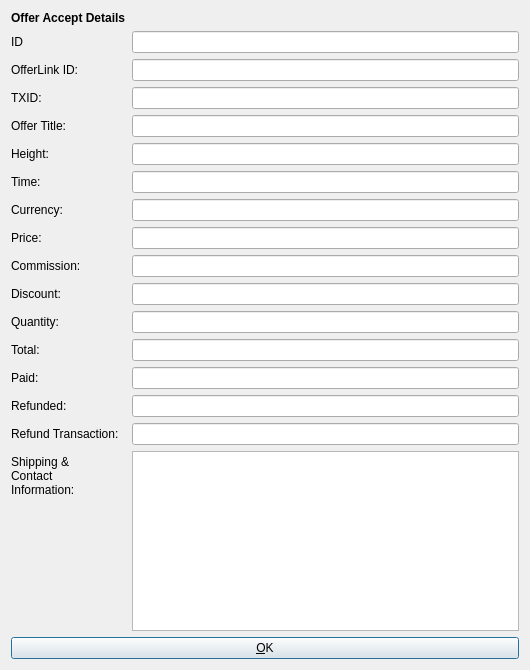
First picture: the form in src/qt/forms/offeracceptinfodialog.ui, repository willyko/syscoin2, before the edit.
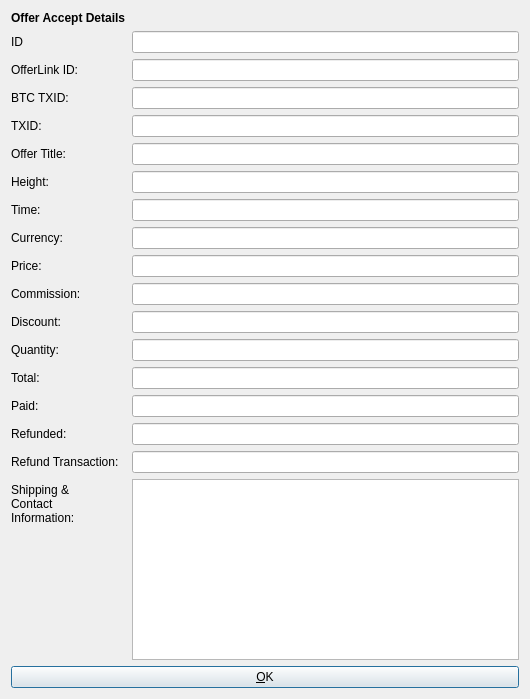
Second picture: the form after the edit. Icons and pictures are not drawn.

The edit to the form file:
```diff
--- a/src/qt/forms/offeracceptinfodialog.ui
+++ b/src/qt/forms/offeracceptinfodialog.ui
@@ -7,7 +7,7 @@
     <x>0</x>
     <y>0</y>
     <width>530</width>
-    <height>670</height>
+    <height>699</height>
    </rect>
   </property>
   <property name="windowTitle">
@@ -55,177 +55,177 @@
      <item row="2" column="1">
       <widget class="QLineEdit" name="linkGUIDEdit"/>
      </item>
-     <item row="3" column="0">
+     <item row="4" column="0">
       <widget class="QLabel" name="label_4">
        <property name="text">
         <string>TXID:</string>
        </property>
       </widget>
      </item>
-     <item row="3" column="1">
+     <item row="4" column="1">
       <widget class="QLineEdit" name="txidEdit">
        <property name="enabled">
         <bool>true</bool>
        </property>
       </widget>
      </item>
-     <item row="4" column="0">
+     <item row="5" column="0">
       <widget class="QLabel" name="label_14">
        <property name="text">
         <string>Offer Title:</string>
        </property>
       </widget>
      </item>
-     <item row="4" column="1">
+     <item row="5" column="1">
       <widget class="QLineEdit" name="titleEdit"/>
      </item>
-     <item row="5" column="0">
+     <item row="6" column="0">
       <widget class="QLabel" name="label_6">
        <property name="text">
         <string>Height:</string>
        </property>
       </widget>
      </item>
-     <item row="5" column="1">
+     <item row="6" column="1">
       <widget class="QLineEdit" name="heightEdit">
        <property name="enabled">
         <bool>true</bool>
        </property>
       </widget>
      </item>
-     <item row="6" column="0">
+     <item row="7" column="0">
       <widget class="QLabel" name="label_5">
        <property name="text">
         <string>Time:</string>
        </property>
       </widget>
      </item>
-     <item row="6" column="1">
+     <item row="7" column="1">
       <widget class="QLineEdit" name="timeEdit">
        <property name="enabled">
         <bool>true</bool>
        </property>
       </widget>
      </item>
-     <item row="7" column="0">
+     <item row="8" column="0">
       <widget class="QLabel" name="label_12">
        <property name="text">
         <string>Currency:</string>
        </property>
       </widget>
      </item>
-     <item row="7" column="1">
+     <item row="8" column="1">
       <widget class="QLineEdit" name="currencyEdit">
        <property name="enabled">
         <bool>true</bool>
        </property>
       </widget>
      </item>
-     <item row="8" column="0">
+     <item row="9" column="0">
       <widget class="QLabel" name="label_7">
        <property name="text">
         <string>Price:</string>
        </property>
       </widget>
      </item>
-     <item row="8" column="1">
+     <item row="9" column="1">
       <widget class="QLineEdit" name="priceEdit">
        <property name="enabled">
         <bool>true</bool>
        </property>
       </widget>
      </item>
-     <item row="9" column="0">
+     <item row="10" column="0">
       <widget class="QLabel" name="commissionLabel">
        <property name="text">
         <string>Commission:</string>
        </property>
       </widget>
      </item>
-     <item row="9" column="1">
+     <item row="10" column="1">
       <widget class="QLineEdit" name="commissionEdit"/>
      </item>
-     <item row="10" column="0">
+     <item row="11" column="0">
       <widget class="QLabel" name="discountLabel">
        <property name="text">
         <string>Discount:</string>
        </property>
       </widget>
      </item>
-     <item row="10" column="1">
+     <item row="11" column="1">
       <widget class="QLineEdit" name="discountEdit"/>
      </item>
-     <item row="11" column="0">
+     <item row="12" column="0">
       <widget class="QLabel" name="label_13">
        <property name="text">
         <string>Quantity:</string>
        </property>
       </widget>
      </item>
-     <item row="11" column="1">
+     <item row="12" column="1">
       <widget class="QLineEdit" name="quantityEdit">
        <property name="enabled">
         <bool>true</bool>
        </property>
       </widget>
      </item>
-     <item row="12" column="0">
+     <item row="13" column="0">
       <widget class="QLabel" name="label_9">
        <property name="text">
         <string>Total:</string>
        </property>
       </widget>
      </item>
-     <item row="12" column="1">
+     <item row="13" column="1">
       <widget class="QLineEdit" name="totalEdit">
        <property name="enabled">
         <bool>true</bool>
        </property>
       </widget>
      </item>
-     <item row="13" column="0">
+     <item row="14" column="0">
       <widget class="QLabel" name="label_8">
        <property name="text">
         <string>Paid:</string>
        </property>
       </widget>
      </item>
-     <item row="13" column="1">
+     <item row="14" column="1">
       <widget class="QLineEdit" name="paidEdit">
        <property name="enabled">
         <bool>true</bool>
        </property>
       </widget>
      </item>
-     <item row="14" column="0">
+     <item row="15" column="0">
       <widget class="QLabel" name="label_10">
        <property name="text">
         <string>Refunded:</string>
        </property>
       </widget>
      </item>
-     <item row="14" column="1">
+     <item row="15" column="1">
       <widget class="QLineEdit" name="refundedEdit">
        <property name="enabled">
         <bool>true</bool>
        </property>
       </widget>
      </item>
-     <item row="16" column="0">
+     <item row="17" column="0">
       <widget class="QLabel" name="refundTXIDLabel">
        <property name="text">
         <string>Refund Transaction:</string>
        </property>
       </widget>
      </item>
-     <item row="16" column="1">
+     <item row="17" column="1">
       <widget class="QLineEdit" name="paytxidEdit">
        <property name="enabled">
         <bool>true</bool>
        </property>
       </widget>
      </item>
-     <item row="18" column="0">
+     <item row="19" column="0">
       <widget class="QLabel" name="label_11">
        <property name="text">
         <string>Shipping &amp; Contact Information:</string>
@@ -235,13 +235,23 @@
        </property>
       </widget>
      </item>
-     <item row="18" column="1">
+     <item row="19" column="1">
       <widget class="QTextEdit" name="paymessageEdit">
        <property name="enabled">
         <bool>true</bool>
        </property>
       </widget>
      </item>
+     <item row="3" column="0">
+      <widget class="QLabel" name="label">
+       <property name="text">
+        <string>BTC TXID:</string>
+       </property>
+      </widget>
+     </item>
+     <item row="3" column="1">
+      <widget class="QLineEdit" name="btctxidEdit"/>
+     </item>
     </layout>
    </item>
    <item>
```
